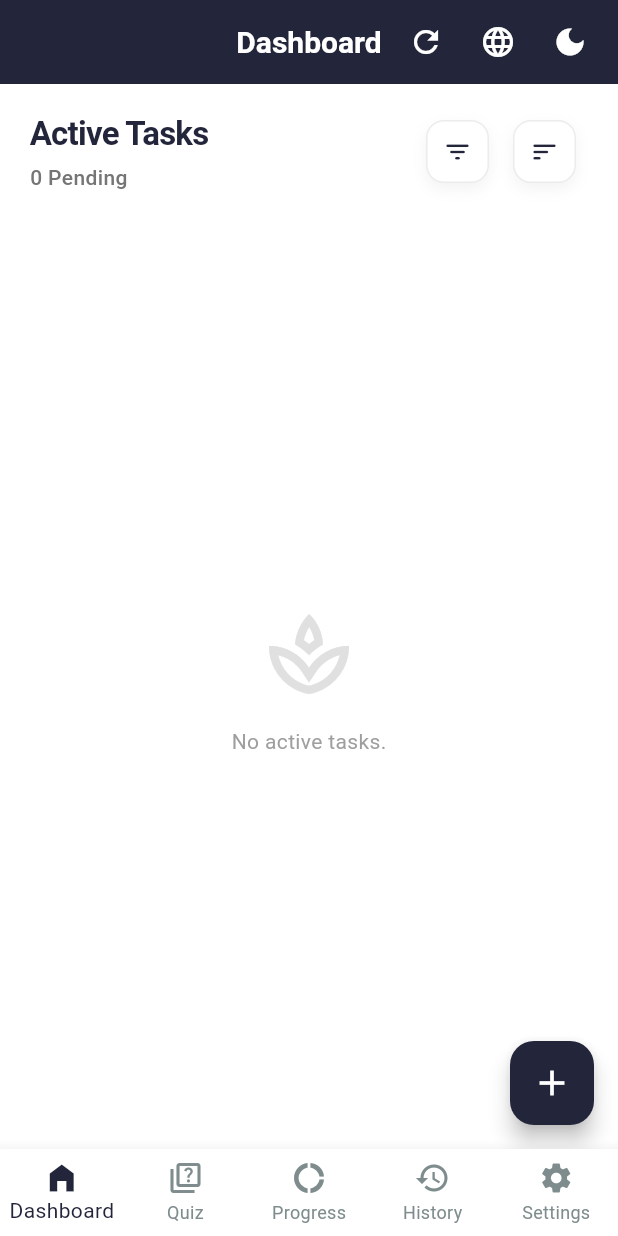
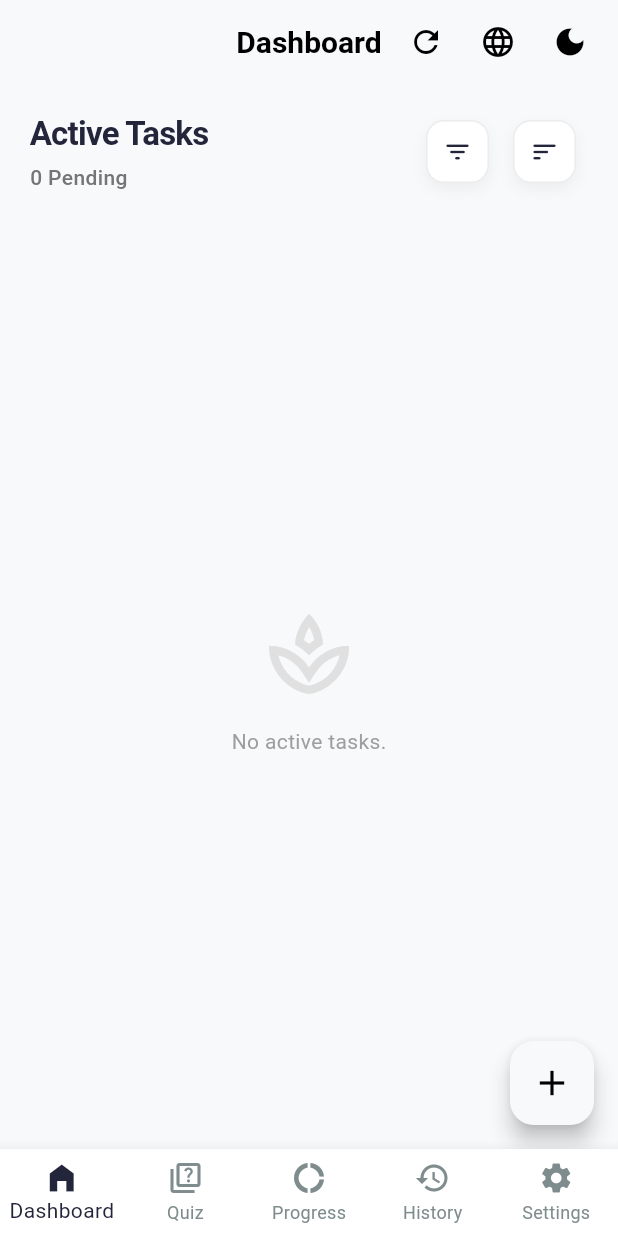
Before and after one commit to Mahdiware/hifdh, a Flutter app: the screen it shows after launch, on a phone screen of 412 x 824 dp. Run offline on Flutter 3.47's test engine with Material 3 defaults, Android fonts, the phone set to English and light mode, and no system bars; our stand-ins replace file_picker, package_info_plus, pdf, printing, shared_preferences, sqflite and 1 more; accounts and stored records are empty.

Commit message:
feat(theme): update UI components to use AppColors for dark and light themes fix(progress): enhance date handling and aggregation logic in charts chore(version): bump version to 3.5.3+353

```diff
--- a/lib/features/dashboard/ui/dashboard_page.dart
+++ b/lib/features/dashboard/ui/dashboard_page.dart
@@ -1,4 +1,5 @@
 import 'package:flutter/material.dart';
+import 'package:hifdh/core/theme/app_colors.dart';
 import 'package:hifdh/features/planner/ui/assign_page.dart';
 import 'package:hifdh/shared/models/plan_task.dart';
 import 'package:hifdh/core/services/planner_database.dart';
@@ -161,15 +162,23 @@ class _DashboardPageState extends State<DashboardPage> {
   Widget build(BuildContext context) {
     final theme = Theme.of(context);
     final isDark = theme.brightness == Brightness.dark;
-    final bgColor = isDark ? theme.scaffoldBackgroundColor : Colors.white;
     final l10n = AppLocalizations.of(context)!;
 
     return Scaffold(
-      backgroundColor: bgColor,
+      backgroundColor: isDark
+          ? AppColors.backgroundDark
+          : AppColors.backgroundLight,
       appBar: DashboardAppBar(onRefresh: _fetchTasks),
       floatingActionButton: FloatingActionButton(
-        backgroundColor: theme.primaryColor,
-        child: const Icon(Icons.add, color: Colors.white, size: 28),
+        backgroundColor: isDark
+            ? AppColors.surfaceDark
+            : AppColors.backgroundLight,
+
+        child: Icon(
+          Icons.add,
+          color: isDark ? Colors.white : Colors.black,
+          size: 28,
+        ),
         onPressed: () async {
           final res = await Navigator.push(
             context,
--- a/lib/features/dashboard/widgets/dashboard_app_bar.dart
+++ b/lib/features/dashboard/widgets/dashboard_app_bar.dart
@@ -1,4 +1,5 @@
 import 'package:flutter/material.dart';
+import 'package:hifdh/core/theme/app_colors.dart';
 import 'package:provider/provider.dart';
 import 'package:hifdh/l10n/generated/app_localizations.dart';
 import 'package:hifdh/features/settings/logic/locale_provider.dart';
@@ -13,15 +14,30 @@ class DashboardAppBar extends StatelessWidget implements PreferredSizeWidget {
   Widget build(BuildContext context) {
     final theme = Theme.of(context);
     final l10n = AppLocalizations.of(context)!;
+    final isDark = theme.brightness == Brightness.dark;
 
     return AppBar(
       automaticallyImplyLeading: false,
-      backgroundColor: theme.appBarTheme.backgroundColor,
+      backgroundColor: isDark
+          ? AppColors.backgroundDark
+          : AppColors.backgroundLight,
       elevation: 0,
-      title: Text(l10n.dashboard, style: theme.appBarTheme.titleTextStyle),
+      title: Text(
+        l10n.dashboard,
+        style: TextStyle(
+          fontWeight: FontWeight.bold,
+          color: isDark ? Colors.white : Colors.black,
+          fontSize: 20,
+        ),
+      ),
+      iconTheme: IconThemeData(color: isDark ? Colors.white : Colors.black),
+
       actions: [
         IconButton(
-          icon: Icon(Icons.refresh, color: theme.appBarTheme.iconTheme?.color),
+          icon: Icon(
+            Icons.refresh,
+            color: isDark ? Colors.white : Colors.black,
+          ),
           onPressed: onRefresh,
         ),
         Consumer<LocaleProvider>(
@@ -29,8 +45,7 @@ class DashboardAppBar extends StatelessWidget implements PreferredSizeWidget {
             return PopupMenuButton<Locale>(
               icon: Icon(
                 Icons.language,
-                color: theme.appBarTheme.iconTheme?.color,
-              ),
+                color: isDark ? Colors.white : Colors.black              ),
               onSelected: (Locale locale) {
                 localeProvider.setLocale(locale);
               },
--- a/lib/navigation/main_screen.dart
+++ b/lib/navigation/main_screen.dart
@@ -100,21 +100,25 @@ class _MainScreenState extends State<MainScreen> {
               ? AppBar(
                   backgroundColor: isDark
                       ? AppColors.backgroundDark
-                      : AppColors.primaryNavy,
+                      : AppColors.backgroundLight,
                   elevation: 0,
-                  iconTheme: const IconThemeData(color: Colors.white),
+                  iconTheme: IconThemeData(
+                    color: isDark ? Colors.white : Colors.black,
+                  ),
                   title: Text(
                     _getAppBarTitle(context, _selectedIndex),
-                    style: const TextStyle(
+                    style: TextStyle(
                       fontWeight: FontWeight.bold,
-                      color: Colors.white,
+                      color: isDark ? Colors.white : Colors.black,
                       fontSize: 20,
                     ),
                   ),
                   actions: const [ThemeToggleButton(), SizedBox(width: 8)],
                 )
               : null,
-          body: IndexedStack(index: _selectedIndex, children: _pages),
+          body: SafeArea(
+            child: IndexedStack(index: _selectedIndex, children: _pages),
+          ),
           bottomNavigationBar: BottomNavigationBar(
             currentIndex: _selectedIndex,
             onTap: _onItemTapped,
--- a/pubspec.yaml
+++ b/pubspec.yaml
@@ -1,7 +1,7 @@
 name: hifdh
 description: "A Quran memorization tracking app."
 publish_to: 'none'
-version: 3.5.2+352
+version: 3.5.3+353
 
 environment:
   sdk: ^3.9.2
```
Also changed, not shown: lib/core/utils/progress_chart_helper.dart (+19 -22 lines), lib/features/progress/widgets/activity_chart.dart (+97 -43 lines), lib/features/quiz/ui/quiz_home_page.dart (+9 -4 lines), lib/features/quiz/ui/quiz_page.dart (+9 -0 lines), lib/features/quiz/ui/result_page.dart (+28 -56 lines).
